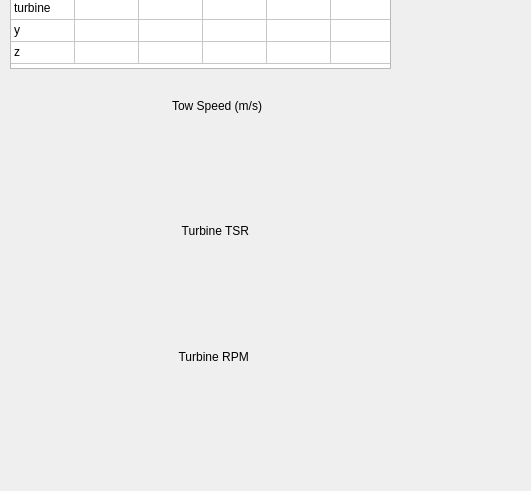
Above: mainwindow.ui from petebachant/TurbineDAQ before the change; both pictures show x 0 to 531 and y 450 to 941 of the 1126 by 941 pixel window. Below: the same form after it.
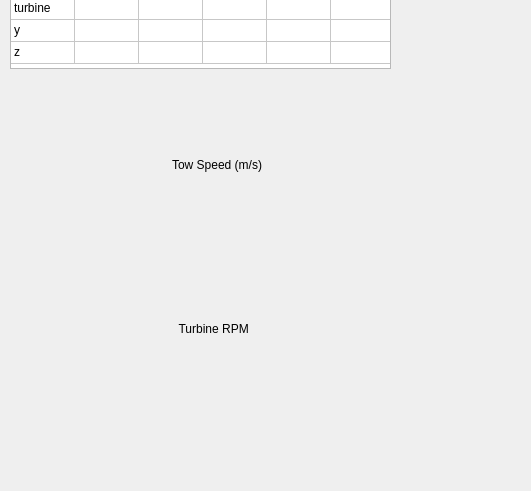
That is the form after the change. Icons and pictures are not drawn. Custom widgets are drawn as their Qt base class.

The edit to the form file:
```diff
--- a/mainwindow.ui
+++ b/mainwindow.ui
@@ -743,9 +743,9 @@
       <property name="geometry">
        <rect>
         <x>0</x>
-        <y>120</y>
+        <y>170</y>
         <width>371</width>
-        <height>371</height>
+        <height>321</height>
        </rect>
       </property>
       <layout class="QVBoxLayout" name="verticalLayout">
@@ -772,29 +772,6 @@
          </property>
         </widget>
        </item>
-       <item>
-        <widget class="QLabel" name="label_28">
-         <property name="text">
-          <string>            Turbine TSR</string>
-         </property>
-         <property name="alignment">
-          <set>Qt::AlignCenter</set>
-         </property>
-        </widget>
-       </item>
-       <item>
-        <widget class="CurveWidget" name="plotTurbineTSR">
-         <property name="maximumSize">
-          <size>
-           <width>16777215</width>
-           <height>16777215</height>
-          </size>
-         </property>
-         <property name="orientation">
-          <enum>Qt::Horizontal</enum>
-         </property>
-        </widget>
-       </item>
        <item>
         <widget class="QLabel" name="label_27">
          <property name="text">
```
